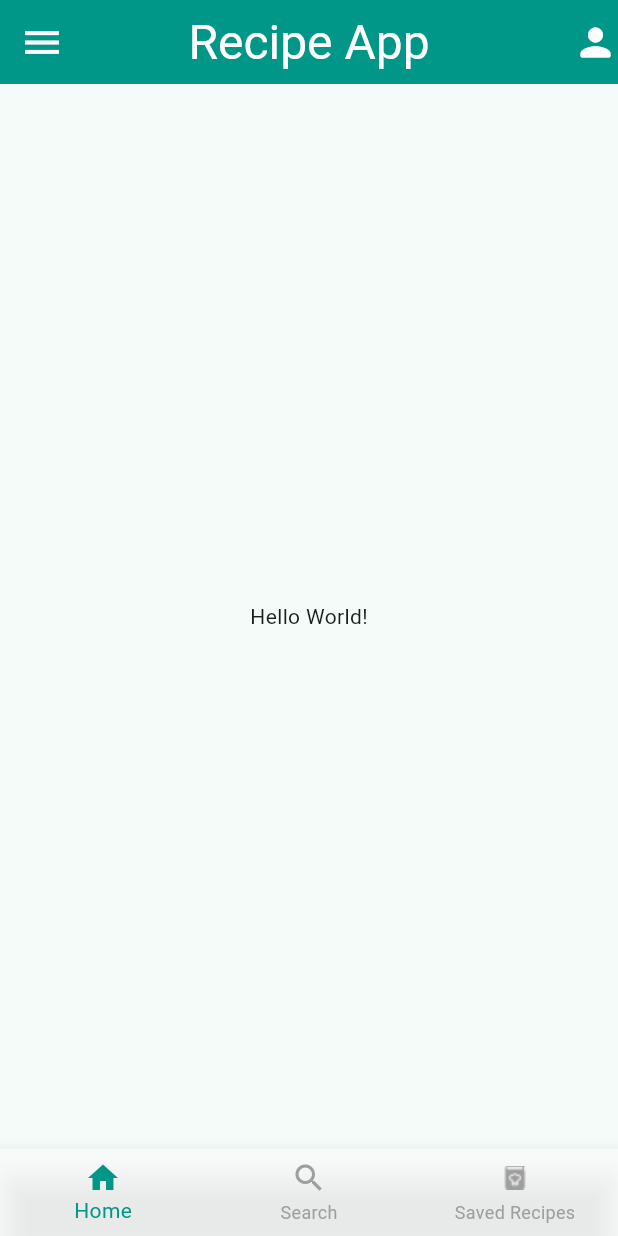
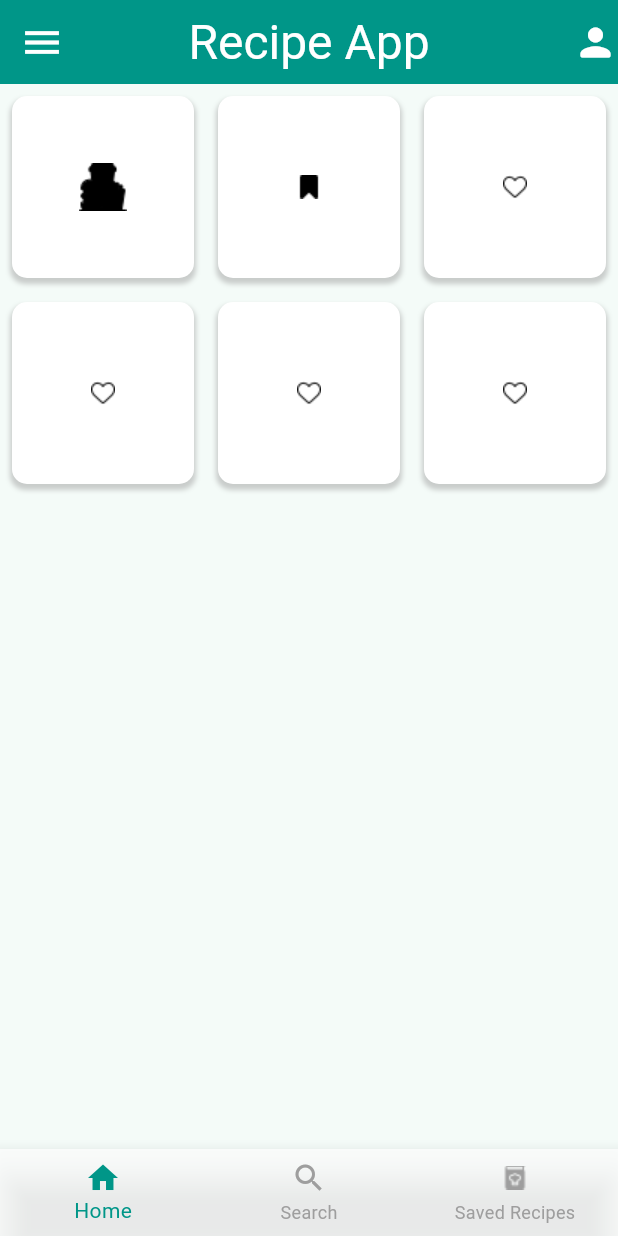
Before and after one commit to DarkRose2021/RecipeApp, a Flutter app: the screen it shows after launch, on a phone screen of 412 x 824 dp. Run offline on Flutter 3.47's test engine with Material 3 defaults, Android fonts, the phone set to English and light mode, and no system bars.

```diff
--- a/lib/main.dart
+++ b/lib/main.dart
@@ -21,8 +21,68 @@ class MainApp extends StatelessWidget {
           title: const Text("Recipe App"),
           actions: const [profileButton],
         ),
-          body: const Center(
-            child: Text('Hello World!'),
+        body: ListView(
+          children: <Widget>[
+            GridView.count(
+              shrinkWrap: true,
+              crossAxisCount: 3,
+              physics: const ScrollPhysics(),
+              children: List.generate(
+                6,
+                (index) {
+                  String imagePath = 'assets/images/recipe.png';
+                  switch (index) {
+                    case 0:
+                      imagePath = 'assets/images/burger.png';
+                      const Text("Fast Food");
+                      break;
+                    case 1:
+                      imagePath = 'assets/images/save.png';
+                      break;
+                    case 2:
+                      imagePath = 'assets/images/heart_outline.png';
+                      break;
+                    case 3:
+                      imagePath = 'assets/images/heart_outline.png';
+                      break;
+                    case 4:
+                      imagePath = 'assets/images/heart_outline.png';
+                      break;
+                    case 5:
+                      imagePath = 'assets/images/heart_outline.png';
+                      break;
+                  }
+
+                  return GestureDetector(
+                      onTap: () {
+                        print('Box $index clicked');
+                      },
+                      child: Container(
+                          margin: const EdgeInsets.all(8),
+                          decoration: BoxDecoration(
+                            borderRadius: BorderRadius.circular(10),
+                            color: Colors.white,
+                            boxShadow: [
+                              BoxShadow(
+                                color: Colors.grey.withOpacity(0.5),
+                                spreadRadius: 1,
+                                blurRadius: 2,
+                                offset: const Offset(0, 3),
+                              ),
+                            ],
+                          ),
+                          child: Center(
+                            child: ImageIcon(
+                              AssetImage(
+                                  imagePath),
+                              size: 70,
+                              color: Colors.black,
+                            ),
+                          )));
+                },
+              ),
+            ),
+          ],
         ),
         drawer: Drawer(
           child: ListView(
@@ -66,7 +126,8 @@ class MainApp extends StatelessWidget {
               label: 'Saved Recipes',
             ),
           ],
-          )),
+        ),
+      ),
       theme: customTheme,
     );
   }
```
Also changed, not shown: assets/images/barbecue.png (added), assets/images/burger.png (added), assets/images/dairyProducts.png (added), assets/images/fruits.png (added), assets/images/mainDish.png (added), assets/images/soup.png (added), assets/images/spaguetti.png (added), assets/images/sweets.png (added), assets/images/vegetables.png (added). Lines whose indentation alone changed are shown as unchanged.
